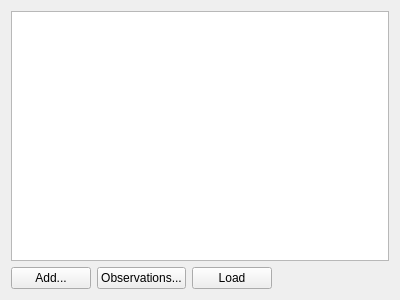
Old version of the form stationstab.ui in the repository acraig5075/survey-calcs.
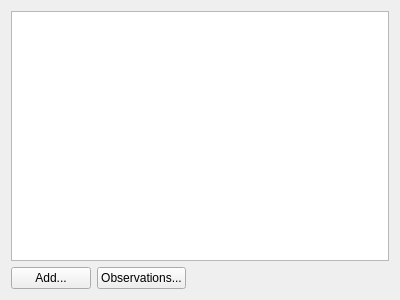
New version of the form.

Commit message: Removed unnecessary load buttons.

Patch:
```diff
--- a/stationstab.ui
+++ b/stationstab.ui
@@ -37,13 +37,6 @@
        </property>
       </widget>
      </item>
-     <item>
-      <widget class="QPushButton" name="w_loadButton">
-       <property name="text">
-        <string>Load</string>
-       </property>
-      </widget>
-     </item>
      <item>
       <spacer name="horizontalSpacer">
        <property name="orientation">
```
The commit also changes 8 other files.
